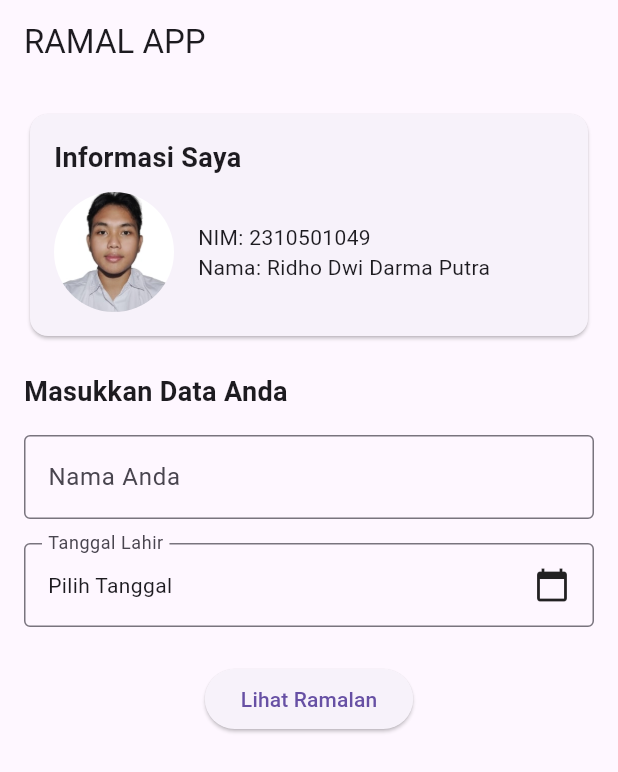
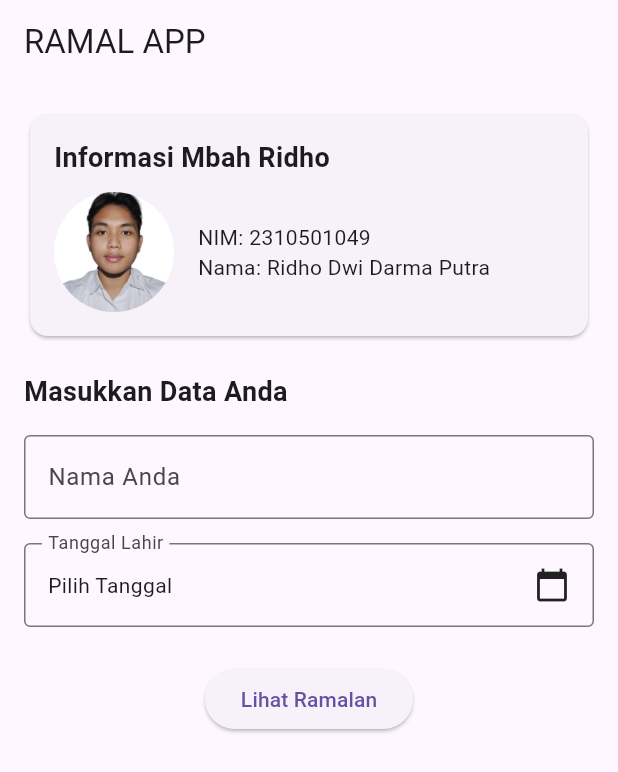
Before and after one commit to uhuycihuy/UTS_MobileLanjut, a Flutter app: the screen it shows after launch, on a phone screen of 412 x 824 dp. Shown: the top 772 px of the screen. Run offline on Flutter 3.47's test engine with Material 3 defaults, Android fonts, the phone set to English and light mode, and no system bars; accounts and stored records are empty.

Commit message:
commit ketiga

```diff
--- a/lib/screens/main_screen.dart
+++ b/lib/screens/main_screen.dart
@@ -70,7 +70,7 @@ class _MainScreenState extends State<MainScreen> {
                     crossAxisAlignment: CrossAxisAlignment.start,
                     children: [
                       const Text(
-                        'Informasi Saya',
+                        'Informasi Mbah Ridho',
                         style: TextStyle(
                           fontSize: 18,
                           fontWeight: FontWeight.bold,
```
